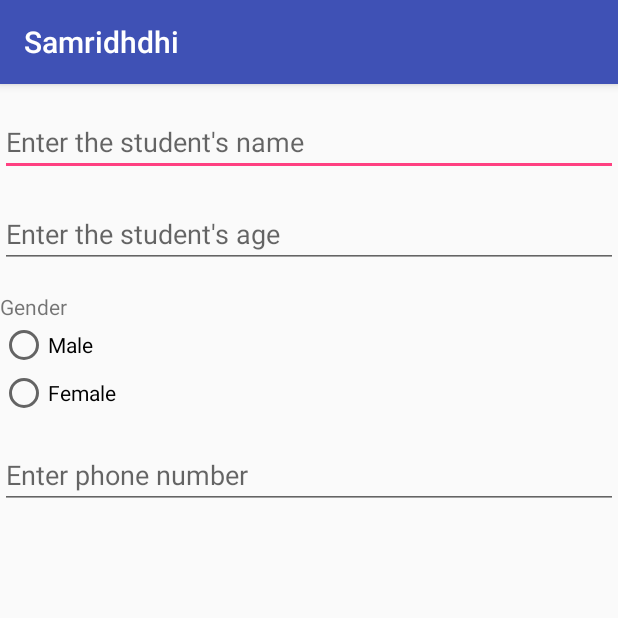
After one commit to Bengaluru2016/team-8, an Android app: the FragmentFirst screen opened directly, with no data from a screen before it, on a phone screen of 412 x 824 dp, the top half of it. The commit adds this screen. Run offline under Robolectric (Android 15) with nearby library versions, the phone set to English and light mode, and no system bars.

Commit message:
Setting up fragments

```diff
--- a/Android/app/src/main/AndroidManifest.xml
+++ b/Android/app/src/main/AndroidManifest.xml
@@ -15,7 +15,8 @@
                 <category android:name="android.intent.category.LAUNCHER" />
             </intent-filter>
         </activity>
-        <activity android:name=".MainActivity"></activity>
+        <activity android:name=".MainActivity" />
+        <activity android:name=".SurveyActivity"></activity>
     </application>
 
 </manifest>
--- /dev/null
+++ b/Android/app/src/main/java/rohan/samridhdhi/FragmentFirst.java
@@ -0,0 +1,22 @@
+package rohan.samridhdhi;
+
+import android.os.Bundle;
+import android.support.annotation.Nullable;
+import android.support.v4.app.Fragment;
+import android.view.LayoutInflater;
+import android.view.View;
+import android.view.ViewGroup;
+
+/**
+ * Created by Rohan on 7/9/2016.
+ */
+public class FragmentFirst extends Fragment {
+
+    View view;
+    @Nullable
+    @Override
+    public View onCreateView(LayoutInflater inflater, @Nullable ViewGroup container, @Nullable Bundle savedInstanceState) {
+        view = inflater.inflate(R.layout.fragment_first,container,false);
+        return view;
+    }
+}
--- /dev/null
+++ b/Android/app/src/main/java/rohan/samridhdhi/FragmentSecond.java
@@ -0,0 +1,22 @@
+package rohan.samridhdhi;
+
+import android.os.Bundle;
+import android.support.annotation.Nullable;
+import android.support.v4.app.Fragment;
+import android.view.LayoutInflater;
+import android.view.View;
+import android.view.ViewGroup;
+
+/**
+ * Created by Rohan on 7/9/2016.
+ */
+public class FragmentSecond extends Fragment {
+
+    View view;
+    @Nullable
+    @Override
+    public View onCreateView(LayoutInflater inflater, @Nullable ViewGroup container, @Nullable Bundle savedInstanceState) {
+        view = inflater.inflate(R.layout.fragment_first,container,false);
+        return view;
+    }
+}
--- /dev/null
+++ b/Android/app/src/main/java/rohan/samridhdhi/PagerAdapter.java
@@ -0,0 +1,26 @@
+package rohan.samridhdhi;
+
+import android.support.v4.app.Fragment;
+import android.support.v4.app.FragmentManager;
+import android.support.v4.app.FragmentStatePagerAdapter;
+
+/**
+ * Created by Rohan on 7/9/2016.
+ */
+public class PagerAdapter extends FragmentStatePagerAdapter {
+
+
+    public PagerAdapter(FragmentManager fm) {
+        super(fm);
+    }
+
+    @Override
+    public Fragment getItem(int position) {
+        return SurveyActivity.fragmentArrayList.get(position);
+    }
+
+    @Override
+    public int getCount() {
+        return SurveyActivity.fragmentArrayList.size();
+    }
+}
--- /dev/null
+++ b/Android/app/src/main/java/rohan/samridhdhi/SurveyActivity.java
@@ -0,0 +1,34 @@
+package rohan.samridhdhi;
+
+import android.os.Bundle;
+import android.support.v4.app.Fragment;
+import android.support.v4.view.ViewPager;
+import android.support.v7.app.AppCompatActivity;
+
+import java.util.ArrayList;
+
+public class SurveyActivity extends AppCompatActivity {
+
+    ViewPager mPager;
+    public static ArrayList<Fragment> fragmentArrayList = new ArrayList<>();
+
+    @Override
+    protected void onCreate(Bundle savedInstanceState) {
+        super.onCreate(savedInstanceState);
+        setContentView(R.layout.activity_survey);
+
+        init();
+    }
+
+    private void init() {
+        // initialize the pager
+        mPager = (ViewPager) findViewById(R.id.pager);
+
+        // adding fragments
+        fragmentArrayList.add(new FragmentFirst());
+        fragmentArrayList.add(new FragmentSecond());
+
+        // setting the pager adapter
+        mPager.setAdapter(new PagerAdapter(getSupportFragmentManager()));
+    }
+}
--- a/Android/app/src/main/res/layout/activity_main.xml
+++ b/Android/app/src/main/res/layout/activity_main.xml
@@ -9,6 +9,7 @@
     <Button
         android:text="Survey"
         android:layout_margin="35dp"
+        android:onClick="survey"
         android:layout_width="wrap_content"
         android:layout_height="wrap_content" />
     <Button
--- /dev/null
+++ b/Android/app/src/main/res/layout/activity_survey.xml
@@ -0,0 +1,20 @@
+<?xml version="1.0" encoding="utf-8"?>
+<RelativeLayout xmlns:android="http://schemas.android.com/apk/res/android"
+    xmlns:tools="http://schemas.android.com/tools"
+    android:layout_width="match_parent"
+    android:layout_height="match_parent"
+    tools:context="rohan.samridhdhi.SurveyActivity">
+
+    <!--<android.support.v7.widget.Toolbar-->
+        <!--android:id="@+id/toolbar"-->
+        <!--android:layout_width="match_parent"-->
+        <!--android:layout_height="?attr/actionBarSize"-->
+        <!--android:background="@color/colorPrimary" />-->
+
+
+    <android.support.v4.view.ViewPager xmlns:android="http://schemas.android.com/apk/res/android"
+        android:id="@+id/pager"
+        android:layout_width="match_parent"
+        android:layout_height="match_parent" />
+
+</RelativeLayout>
--- /dev/null
+++ b/Android/app/src/main/res/layout/fragment_first.xml
@@ -0,0 +1,55 @@
+<?xml version="1.0" encoding="utf-8"?>
+<LinearLayout xmlns:android="http://schemas.android.com/apk/res/android"
+    android:layout_width="match_parent"
+    android:layout_height="match_parent"
+    android:orientation="vertical">
+
+    <EditText
+        android:id="@+id/name"
+        android:layout_width="match_parent"
+        android:layout_height="wrap_content"
+        android:layout_marginBottom="@dimen/activity_vertical_margin"
+        android:layout_marginTop="@dimen/activity_vertical_margin"
+        android:hint="Enter the student's name" />
+
+    <EditText
+        android:id="@+id/age"
+        android:layout_width="match_parent"
+        android:layout_height="wrap_content"
+        android:layout_marginBottom="@dimen/activity_vertical_margin"
+        android:hint="Enter the student's age"
+        android:inputType="number" />
+
+
+    <TextView
+        android:layout_width="match_parent"
+        android:layout_height="wrap_content"
+        android:text="Gender" />
+
+    <RadioGroup
+        android:id="@+id/gender"
+        android:layout_width="match_parent"
+        android:layout_height="wrap_content"
+        android:layout_marginBottom="@dimen/activity_vertical_margin"
+        >
+
+        <RadioButton
+            android:id="@+id/male"
+            android:layout_width="match_parent"
+            android:layout_height="wrap_content"
+            android:text="Male" />
+
+        <RadioButton
+            android:id="@+id/female"
+            android:layout_width="match_parent"
+            android:layout_height="wrap_content"
+            android:text="Female" />
+    </RadioGroup>
+
+    <EditText
+        android:id="@+id/phone"
+        android:layout_width="match_parent"
+        android:layout_height="wrap_content"
+        android:hint="Enter phone number" />
+
+</LinearLayout>
```
Also changed, not shown: Android/app/src/main/java/rohan/samridhdhi/Constants.java (added, +7 -0 lines), Android/app/src/main/java/rohan/samridhdhi/MainActivity.java (+7 -0 lines), Android/app/src/main/res/layout/fragment_second.xml (added, +60 -0 lines), Android/app/src/main/res/drawable/logo1.jpg (added).
